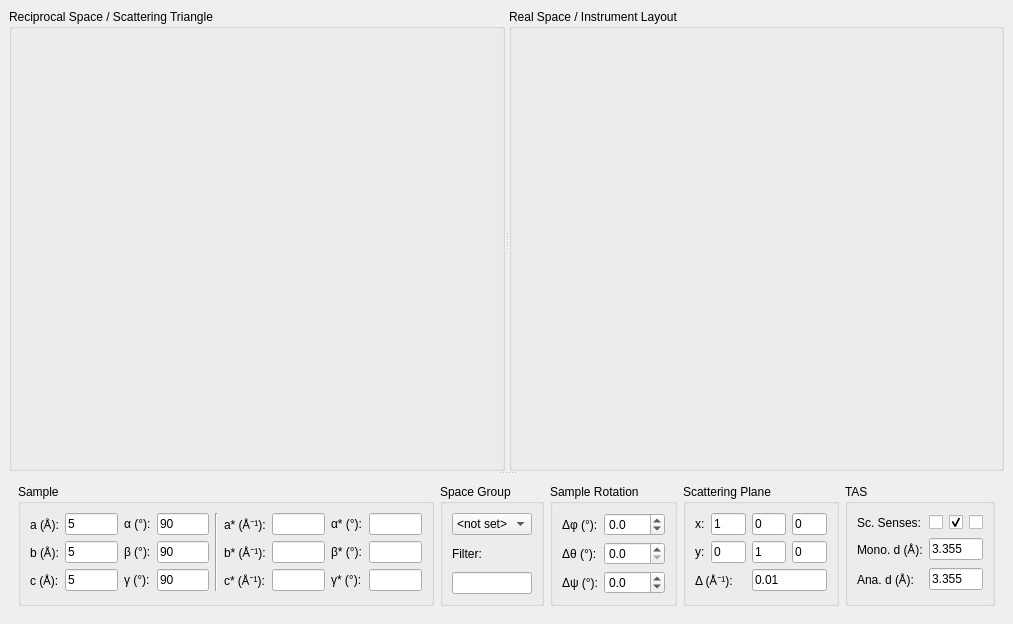
This is ui/taz.ui in tweber-ill/frm_mirror-takin1 as Qt 5 draws it before an edit. The edited form follows.
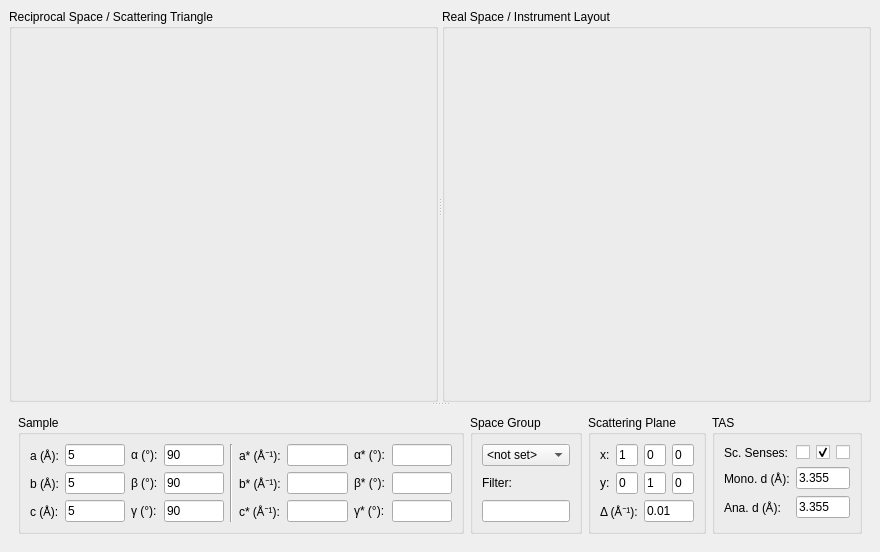
This is the edited form.

What changed in the file:
```diff
--- a/ui/taz.ui
+++ b/ui/taz.ui
@@ -6,8 +6,8 @@
    <rect>
     <x>0</x>
     <y>0</y>
-    <width>1013</width>
-    <height>624</height>
+    <width>880</width>
+    <height>552</height>
    </rect>
   </property>
   <property name="windowTitle">
@@ -106,11 +106,96 @@
         <enum>QFrame::Plain</enum>
        </property>
        <layout class="QGridLayout" name="gridLayout_3">
-        <item row="0" column="0" rowspan="3">
+        <item row="0" column="2" rowspan="2">
+         <widget class="QGroupBox" name="groupBox_4">
+          <property name="sizePolicy">
+           <sizepolicy hsizetype="Expanding" vsizetype="Preferred">
+            <horstretch>1</horstretch>
+            <verstretch>0</verstretch>
+           </sizepolicy>
+          </property>
+          <property name="title">
+           <string>Scattering Plane</string>
+          </property>
+          <layout class="QGridLayout" name="gridLayout_2">
+           <item row="0" column="3">
+            <widget class="QLineEdit" name="editScatX2">
+             <property name="text">
+              <string>0</string>
+             </property>
+            </widget>
+           </item>
+           <item row="0" column="0">
+            <widget class="QLabel" name="label">
+             <property name="text">
+              <string>x:</string>
+             </property>
+            </widget>
+           </item>
+           <item row="0" column="1">
+            <widget class="QLineEdit" name="editScatX0">
+             <property name="text">
+              <string>1</string>
+             </property>
+            </widget>
+           </item>
+           <item row="0" column="2">
+            <widget class="QLineEdit" name="editScatX1">
+             <property name="text">
+              <string>0</string>
+             </property>
+            </widget>
+           </item>
+           <item row="1" column="0">
+            <widget class="QLabel" name="label_2">
+             <property name="text">
+              <string>y:</string>
+             </property>
+            </widget>
+           </item>
+           <item row="1" column="1">
+            <widget class="QLineEdit" name="editScatY0">
+             <property name="text">
+              <string>0</string>
+             </property>
+            </widget>
+           </item>
+           <item row="1" column="2">
+            <widget class="QLineEdit" name="editScatY1">
+             <property name="text">
+              <string>1</string>
+             </property>
+            </widget>
+           </item>
+           <item row="1" column="3">
+            <widget class="QLineEdit" name="editScatY2">
+             <property name="text">
+              <string>0</string>
+             </property>
+            </widget>
+           </item>
+           <item row="2" column="2" colspan="2">
+            <widget class="QLineEdit" name="editPlaneTolerance">
+             <property name="text">
+              <string>0.01</string>
+             </property>
+            </widget>
+           </item>
+           <item row="2" column="0" colspan="2">
+            <widget class="QLabel" name="label_21">
+             <property name="text">
+              <string>Δ (Å⁻¹):</string>
+             </property>
+            </widget>
+           </item>
+          </layout>
+         </widget>
+        </item>
+        <item row="0" column="0" rowspan="2">
          <widget class="QGroupBox" name="groupSample">
           <property name="sizePolicy">
-           <sizepolicy hsizetype="Preferred" vsizetype="Preferred">
-            <horstretch>0</horstretch>
+           <sizepolicy hsizetype="Expanding" vsizetype="Preferred">
+            <horstretch>4</horstretch>
             <verstretch>0</verstretch>
            </sizepolicy>
           </property>
@@ -272,93 +357,14 @@
           </layout>
          </widget>
         </item>
-        <item row="0" column="3" rowspan="3">
-         <widget class="QGroupBox" name="groupBox_4">
-          <property name="sizePolicy">
-           <sizepolicy hsizetype="Preferred" vsizetype="Preferred">
-            <horstretch>0</horstretch>
-            <verstretch>0</verstretch>
-           </sizepolicy>
-          </property>
-          <property name="title">
-           <string>Scattering Plane</string>
-          </property>
-          <layout class="QGridLayout" name="gridLayout_2">
-           <item row="0" column="3">
-            <widget class="QLineEdit" name="editScatX2">
-             <property name="text">
-              <string>0</string>
-             </property>
-            </widget>
-           </item>
-           <item row="0" column="0">
-            <widget class="QLabel" name="label">
-             <property name="text">
-              <string>x:</string>
-             </property>
-            </widget>
-           </item>
-           <item row="0" column="1">
-            <widget class="QLineEdit" name="editScatX0">
-             <property name="text">
-              <string>1</string>
-             </property>
-            </widget>
-           </item>
-           <item row="0" column="2">
-            <widget class="QLineEdit" name="editScatX1">
-             <property name="text">
-              <string>0</string>
-             </property>
-            </widget>
-           </item>
-           <item row="1" column="0">
-            <widget class="QLabel" name="label_2">
-             <property name="text">
-              <string>y:</string>
-             </property>
-            </widget>
-           </item>
-           <item row="1" column="1">
-            <widget class="QLineEdit" name="editScatY0">
-             <property name="text">
-              <string>0</string>
-             </property>
-            </widget>
-           </item>
-           <item row="1" column="2">
-            <widget class="QLineEdit" name="editScatY1">
-             <property name="text">
-              <string>1</string>
-             </property>
-            </widget>
-           </item>
-           <item row="1" column="3">
-            <widget class="QLineEdit" name="editScatY2">
-             <property name="text">
-              <string>0</string>
-             </property>
-            </widget>
-           </item>
-           <item row="2" column="2" colspan="2">
-            <widget class="QLineEdit" name="editPlaneTolerance">
-             <property name="text">
-              <string>0.01</string>
-             </property>
-            </widget>
-           </item>
-           <item row="2" column="0" colspan="2">
-            <widget class="QLabel" name="label_21">
-             <property name="text">
-              <string>Δ (Å⁻¹):</string>
-             </property>
-            </widget>
-           </item>
-          </layout>
-         </widget>
-        </item>
-        <item row="0" column="4" rowspan="3">
+        <item row="0" column="3" rowspan="2">
          <widget class="QGroupBox" name="groupBox_5">
+          <property name="sizePolicy">
+           <sizepolicy hsizetype="Expanding" vsizetype="Preferred">
+            <horstretch>1</horstretch>
+            <verstretch>0</verstretch>
+           </sizepolicy>
+          </property>
           <property name="title">
            <string>TAS</string>
           </property>
@@ -431,92 +437,26 @@
           </layout>
          </widget>
         </item>
-        <item row="0" column="2" rowspan="3">
-         <widget class="QGroupBox" name="groupBox_3">
-          <property name="title">
-           <string>Sample Rotation</string>
-          </property>
-          <layout class="QGridLayout" name="gridLayout_5">
-           <item row="0" column="0">
-            <widget class="QLabel" name="label_18">
-             <property name="text">
-              <string>Δφ (°):</string>
-             </property>
-            </widget>
-           </item>
-           <item row="0" column="1">
-            <widget class="QDoubleSpinBox" name="spinRotPhi">
-             <property name="decimals">
-              <number>1</number>
-             </property>
-             <property name="minimum">
-              <double>-180.000000000000000</double>
-             </property>
-             <property name="maximum">
-              <double>180.000000000000000</double>
-             </property>
-             <property name="singleStep">
-              <double>0.100000000000000</double>
-             </property>
-            </widget>
-           </item>
-           <item row="4" column="0">
-            <widget class="QLabel" name="label_20">
-             <property name="text">
-              <string>Δψ (°):</string>
-             </property>
-            </widget>
-           </item>
-           <item row="4" column="1">
-            <widget class="QDoubleSpinBox" name="spinRotPsi">
-             <property name="decimals">
-              <number>1</number>
-             </property>
-             <property name="minimum">
-              <double>-180.000000000000000</double>
-             </property>
-             <property name="maximum">
-              <double>180.000000000000000</double>
-             </property>
-             <property name="singleStep">
-              <double>0.100000000000000</double>
-             </property>
-            </widget>
-           </item>
-           <item row="3" column="1">
-            <widget class="QDoubleSpinBox" name="spinRotTheta">
-             <property name="decimals">
-              <number>1</number>
-             </property>
-             <property name="minimum">
-              <double>0.000000000000000</double>
-             </property>
-             <property name="maximum">
-              <double>180.000000000000000</double>
-             </property>
-             <property name="singleStep">
-              <double>0.100000000000000</double>
-             </property>
-            </widget>
-           </item>
-           <item row="3" column="0">
-            <widget class="QLabel" name="label_19">
-             <property name="text">
-              <string>Δθ (°):</string>
-             </property>
-            </widget>
-           </item>
-          </layout>
-         </widget>
-        </item>
-        <item row="0" column="1" rowspan="3">
+        <item row="0" column="1" rowspan="2">
          <widget class="QGroupBox" name="groupBox">
+          <property name="sizePolicy">
+           <sizepolicy hsizetype="Expanding" vsizetype="Preferred">
+            <horstretch>1</horstretch>
+            <verstretch>0</verstretch>
+           </sizepolicy>
+          </property>
           <property name="title">
            <string>Space Group</string>
           </property>
           <layout class="QGridLayout" name="gridLayout_7">
            <item row="0" column="0">
             <widget class="QComboBox" name="comboSpaceGroups">
+             <property name="sizePolicy">
+              <sizepolicy hsizetype="Expanding" vsizetype="Fixed">
+               <horstretch>0</horstretch>
+               <verstretch>0</verstretch>
+              </sizepolicy>
+             </property>
              <item>
               <property name="text">
                <string>&lt;not set&gt;</string>
@@ -526,13 +466,26 @@
            </item>
            <item row="1" column="0">
             <widget class="QLabel" name="label_22">
+             <property name="sizePolicy">
+              <sizepolicy hsizetype="Expanding" vsizetype="Preferred">
+               <horstretch>0</horstretch>
+               <verstretch>0</verstretch>
+              </sizepolicy>
+             </property>
              <property name="text">
               <string>Filter:</string>
              </property>
             </widget>
            </item>
            <item row="2" column="0">
-            <widget class="QLineEdit" name="editSpaceGroupsFilter"/>
+            <widget class="QLineEdit" name="editSpaceGroupsFilter">
+             <property name="sizePolicy">
+              <sizepolicy hsizetype="Expanding" vsizetype="Fixed">
+               <horstretch>0</horstretch>
+               <verstretch>0</verstretch>
+              </sizepolicy>
+             </property>
+            </widget>
            </item>
           </layout>
          </widget>
```
Left out of the diff: 3 changed lines with no effect on the pictures.
